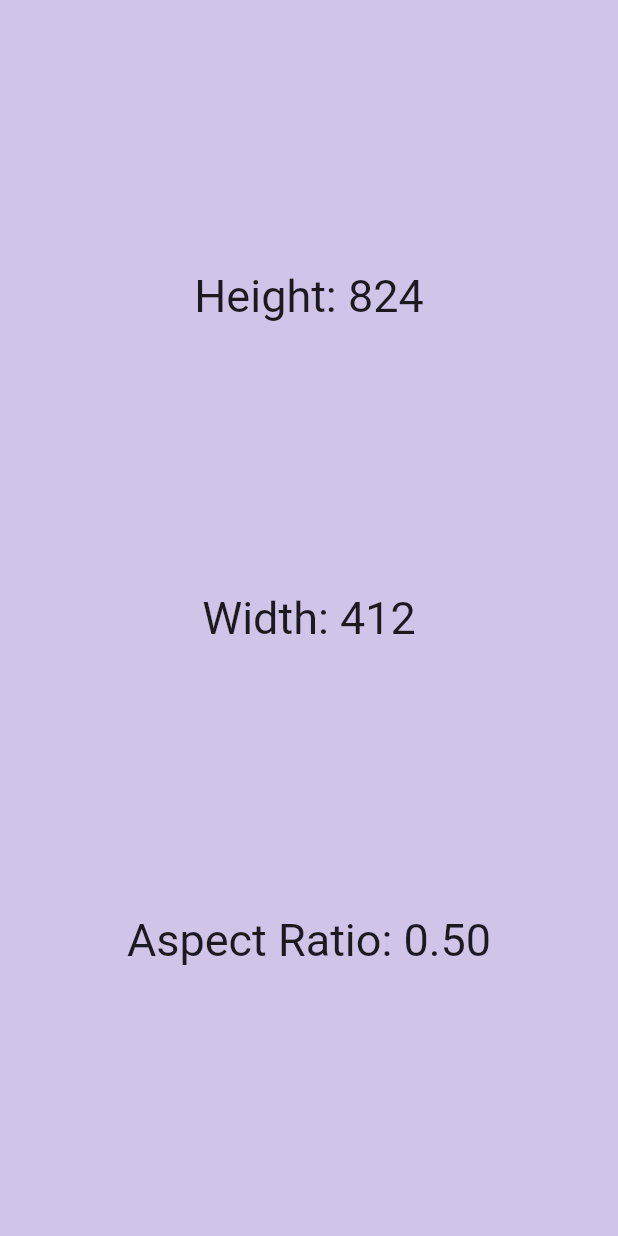
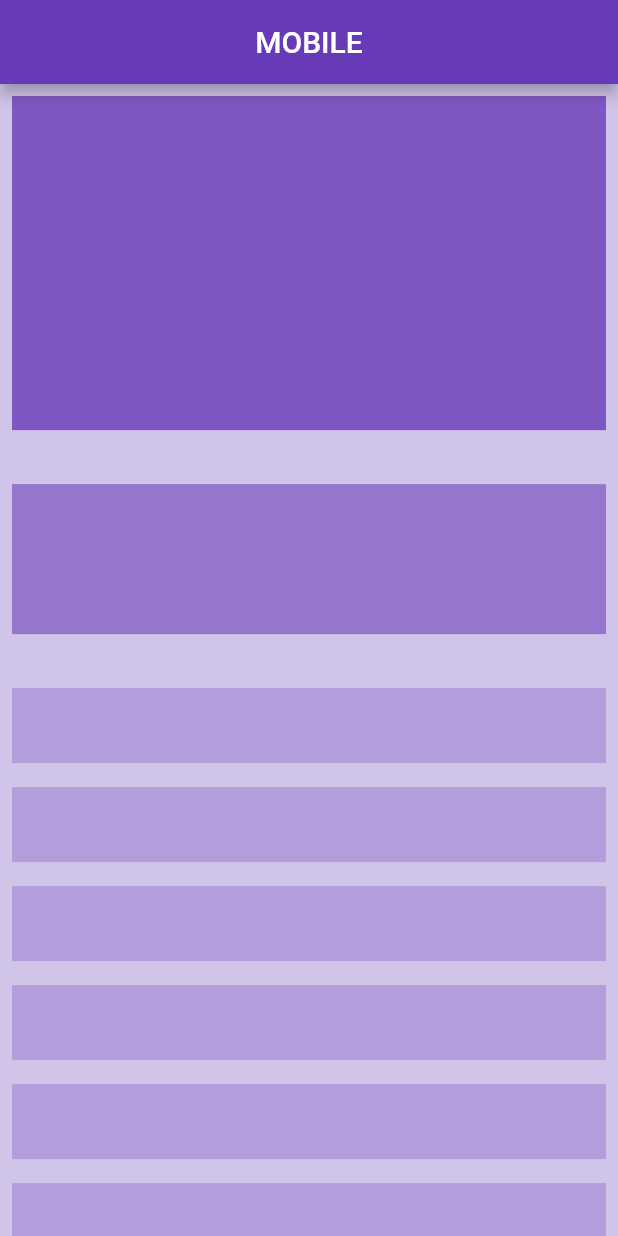
Before and after one commit to itsahmed-dev/res_design, a Flutter app: the screen it shows after launch, on a phone screen of 412 x 824 dp. Run offline on Flutter 3.47's test engine with Material 2 defaults, Android fonts, the light colour scheme and no system bars.

Commit message:
Responsive Design Done

```diff
--- a/lib/main.dart
+++ b/lib/main.dart
@@ -13,11 +13,12 @@ class ResDesignApp extends StatelessWidget {
       title: 'Responsive Design',
       debugShowCheckedModeBanner: false,
       theme: ThemeData(
+        primarySwatch: Colors.deepPurple,
         textTheme: TextTheme(
           bodyText2: TextStyle(fontSize: 30),
         ),
       ),
-      home: MediaQueryWidget(),
+      home: HomeScreen(),
     );
   }
 }
--- /dev/null
+++ b/lib/responsive/dimensions.dart
@@ -0,0 +1,3 @@
+// Used for Dimensions declarations of targeted devices
+
+const int kMobileWidth = 600;
--- /dev/null
+++ b/lib/responsive/mobile_body.dart
@@ -0,0 +1,58 @@
+import 'package:flutter/material.dart';
+
+class MobileBody extends StatelessWidget {
+  const MobileBody({Key? key}) : super(key: key);
+
+  @override
+  Widget build(BuildContext context) {
+    return Scaffold(
+      backgroundColor: Colors.deepPurple[100],
+      appBar: AppBar(
+        title: Text(
+          'Mobile'.toUpperCase(),
+        ),
+        centerTitle: true,
+      ),
+      body: Column(
+        children: [
+          // Banner
+          Padding(
+            padding: const EdgeInsets.all(8.0),
+            child: AspectRatio(
+              aspectRatio: 16 / 9,
+              child: Container(
+                color: Colors.deepPurple[400],
+              ),
+            ),
+          ),
+          SizedBox(height: 20),
+          Padding(
+            padding: const EdgeInsets.all(8.0),
+            child: Container(
+              height: 100,
+              color: Colors.deepPurple[300],
+              // child: Text('Column'),
+            ),
+          ),
+          SizedBox(height: 20),
+
+          // Tiles
+          Expanded(
+            child: ListView.builder(
+              itemCount: 8,
+              itemBuilder: (context, index) {
+                return Padding(
+                  padding: const EdgeInsets.all(8.0),
+                  child: Container(
+                    height: 50,
+                    color: Colors.deepPurple[200],
+                  ),
+                );
+              },
+            ),
+          )
+        ],
+      ),
+    );
+  }
+}
--- /dev/null
+++ b/lib/responsive/responsive_layout.dart
@@ -0,0 +1,27 @@
+import 'package:flutter/material.dart';
+
+import 'package:res_design/components.dart';
+
+class ResponsiveLayout extends StatelessWidget {
+  const ResponsiveLayout({
+    Key? key,
+    required this.mobileBody,
+    required this.desktopBody,
+  }) : super(key: key);
+
+  final Widget mobileBody;
+  final Widget desktopBody;
+
+  @override
+  Widget build(BuildContext context) {
+    return LayoutBuilder(
+      builder: (context, constraints) {
+        if (constraints.maxWidth < kMobileWidth) {
+          return mobileBody;
+        } else {
+          return desktopBody;
+        }
+      },
+    );
+  }
+}
--- /dev/null
+++ b/lib/screens/home_screen.dart
@@ -0,0 +1,22 @@
+import 'package:flutter/material.dart';
+
+import 'package:res_design/components.dart';
+
+class HomeScreen extends StatefulWidget {
+  const HomeScreen({super.key});
+
+  @override
+  State<HomeScreen> createState() => _HomeScreenState();
+}
+
+class _HomeScreenState extends State<HomeScreen> {
+  @override
+  Widget build(BuildContext context) {
+    return Scaffold(
+      body: ResponsiveLayout(
+        mobileBody: MobileBody(),
+        desktopBody: DesktopBody(),
+      ),
+    );
+  }
+}
```
Also changed, not shown: lib/components.dart (+10 -3 lines), lib/home.dart (deleted, +0 -15 lines), lib/responsive/desktop_body.dart (added, +71 -0 lines), lib/Widgets/media_query.dart (renamed from lib/media_query.dart), 1 other file.
